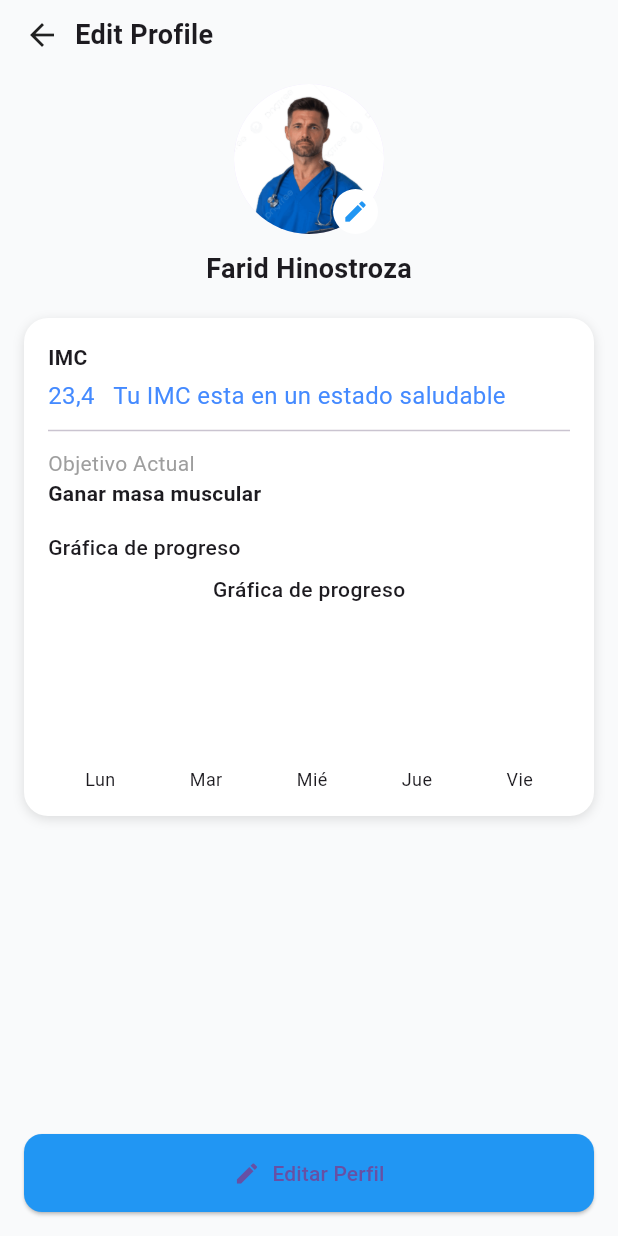
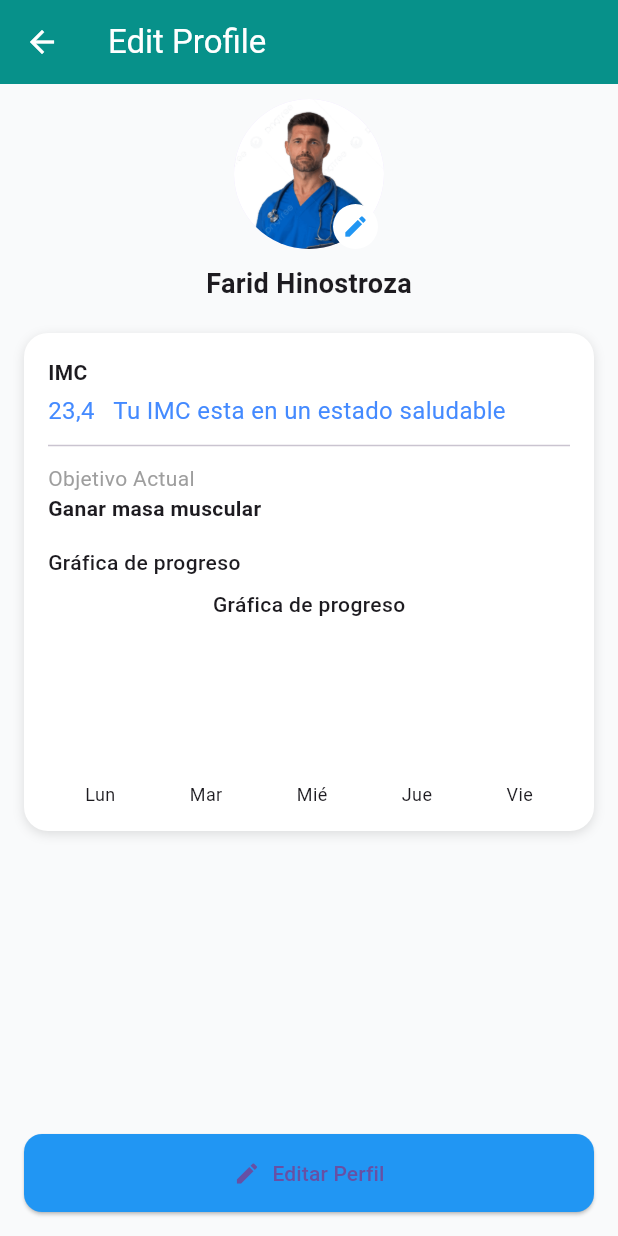
Before and after one commit to HabitsGo-ChfHeroes/habits_go_front, a Flutter app: the UserSettingsScreen screen opened by its route, on a phone screen of 412 x 824 dp. Run offline on Flutter 3.47's test engine with Material 3 defaults, Android fonts, the phone set to English and light mode, and no system bars; our stand-ins replace fl_chart, google_fonts, lottie.

Commit message:
se arreglaron las vista profile y alerts

```diff
--- a/lib/screens/user_settings_screen.dart
+++ b/lib/screens/user_settings_screen.dart
@@ -12,24 +12,20 @@ class _UserSettingsScreenState extends State<UserSettingsScreen> {
   Widget build(BuildContext context) {
     return Scaffold(
       backgroundColor: const Color(0xFFF9FAFB),
+      appBar: AppBar(
+        title: const Text("Edit Profile"),
+        leading: IconButton(
+          icon: const Icon(Icons.arrow_back),
+          onPressed: () => Navigator.pop(context),
+        ),
+        backgroundColor: Colors.teal,
+        foregroundColor: Colors.white,
+        elevation: 2,
+      ),
       body: SafeArea(
         child: Column(
           children: [
             // Header
-            Padding(
-              padding: const EdgeInsets.symmetric(horizontal: 16.0, vertical: 10),
-              child: Row(
-                children: [
-                  const Icon(Icons.arrow_back),
-                  const SizedBox(width: 10),
-                  const Text(
-                    "Edit Profile",
-                    style: TextStyle(fontSize: 18, fontWeight: FontWeight.w600),
-                  ),
-                ],
-              ),
-            ),
-
             // Profile section
             const SizedBox(height: 10),
             Center(
```
Also changed, not shown: lib/screens/alerts_screen.dart (+10 -13 lines).
